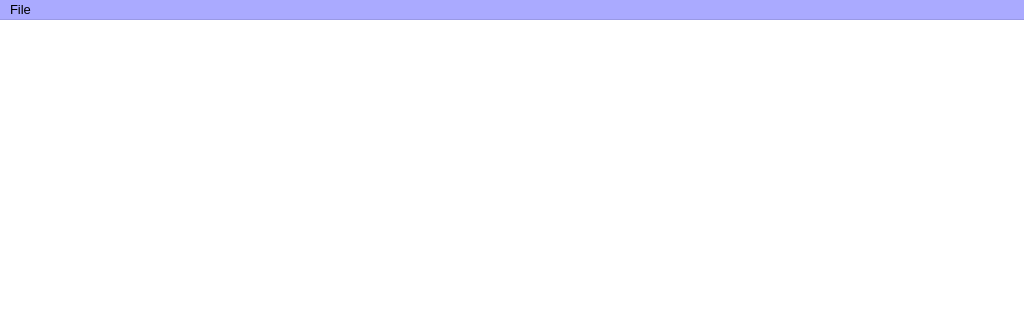
First picture: the form in testInterface/mainwindow.ui, repository gaowudao/CRITERIA3D, before the edit; both pictures show x 0 to 1024 and y 0 to 320 of the 1024 by 768 pixel window.
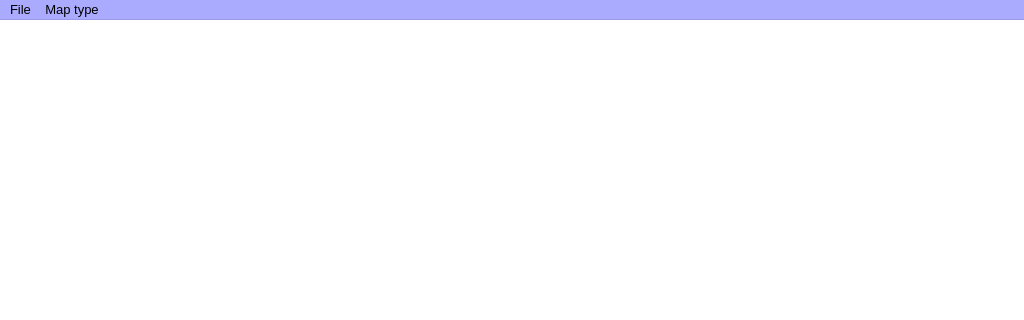
Second picture: the form after the edit.

Commit message: update OSM tile types

Patch:
```diff
--- a/testInterface/mainwindow.ui
+++ b/testInterface/mainwindow.ui
@@ -969,7 +969,7 @@
      <x>0</x>
      <y>0</y>
      <width>1024</width>
-     <height>26</height>
+     <height>21</height>
     </rect>
    </property>
    <property name="palette">
@@ -1396,7 +1396,17 @@
     </property>
     <addaction name="actionLoad_Raster"/>
    </widget>
+   <widget class="QMenu" name="menuMap_server">
+    <property name="title">
+     <string>Map type</string>
+    </property>
+    <addaction name="actionOpenstreetmap"/>
+    <addaction name="actionWikimedia_Maps"/>
+    <addaction name="actionTerrain"/>
+    <addaction name="actionToner_lite"/>
+   </widget>
    <addaction name="menuFile"/>
+   <addaction name="menuMap_server"/>
   </widget>
   <widget class="QStatusBar" name="statusBar"/>
   <action name="actionLoad_Raster">
```
Left out of the diff: 20 changed lines with no effect on the pictures. The commit also changes 8 other files.
